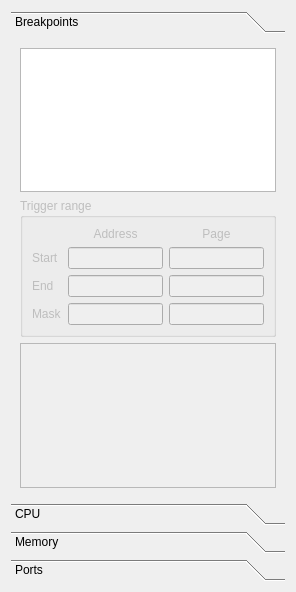
This is gui-qt/calcdebuger.ui in labsin/TilEm as Qt 5 draws it before an edit. The edited form follows.
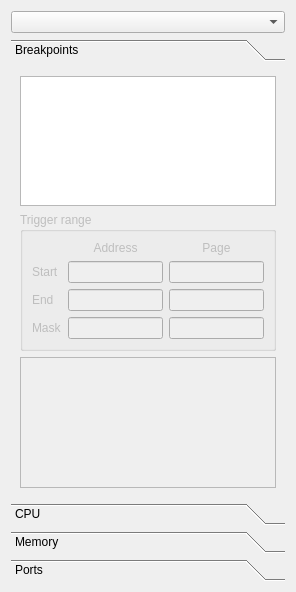
This is the edited form. The open tabs and pages were chosen to show the change.

The edit to the form file:
```diff
--- a/gui-qt/calcdebuger.ui
+++ b/gui-qt/calcdebuger.ui
@@ -13,13 +13,24 @@
   <property name="windowTitle">
    <string>Debuger</string>
   </property>
-  <layout class="QHBoxLayout" name="horizontalLayout">
+  <layout class="QVBoxLayout" name="verticalLayout_4">
+   <item>
+    <widget class="QComboBox" name="cbTarget"/>
+   </item>
    <item>
     <widget class="QToolBox" name="toolBox">
      <property name="currentIndex">
       <number>1</number>
      </property>
      <widget class="QWidget" name="page_4">
+      <property name="geometry">
+       <rect>
+        <x>0</x>
+        <y>0</y>
+        <width>278</width>
+        <height>412</height>
+       </rect>
+      </property>
       <attribute name="label">
        <string>Breakpoints</string>
       </attribute>
```
Left out of the diff: 12 changed lines with no effect on the pictures.
